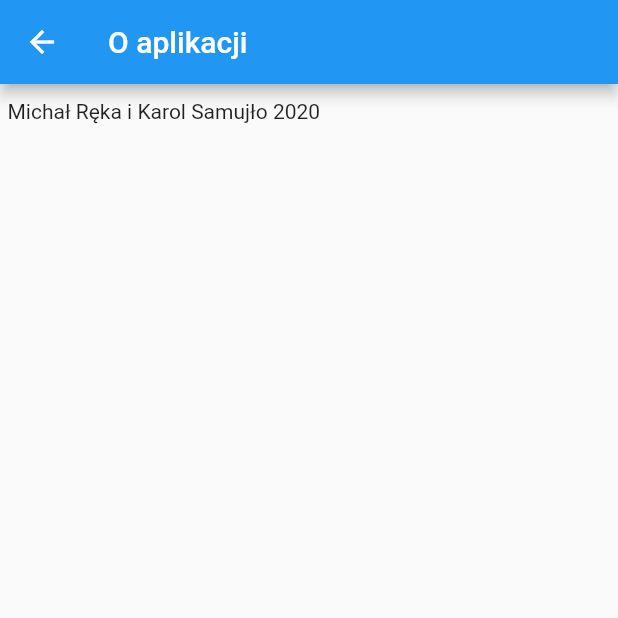
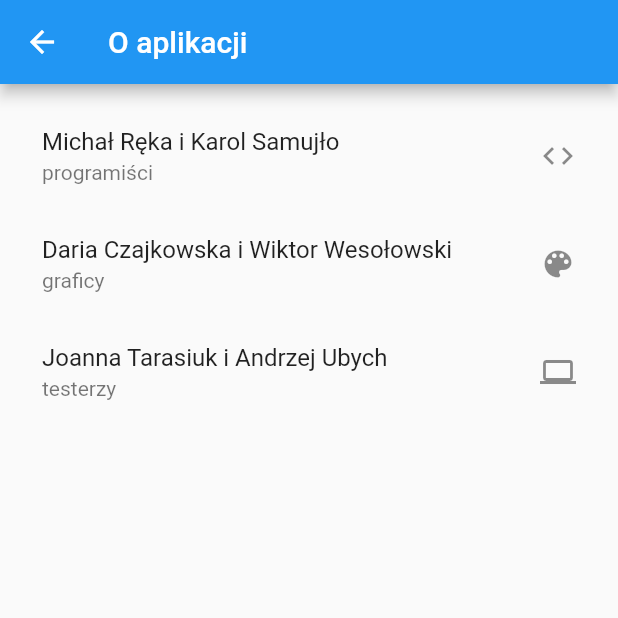
Before and after one commit to octokarol/league, a Flutter app: the AboutScreen screen opened directly, on a phone screen of 412 x 824 dp, the top half of it. Run offline on Flutter 3.47's test engine with Material 2 defaults, Android fonts, the phone set to English and light mode, and no system bars; our stand-ins replace font_awesome_flutter, shared_preferences; accounts and stored records are empty; network calls fail.

Commit message:
new about screen

```diff
--- a/lib/Screens/AboutScreen.dart
+++ b/lib/Screens/AboutScreen.dart
@@ -7,14 +7,27 @@ class AboutScreen extends StatelessWidget {
         appBar: AppBar(
           title: Text("O aplikacji"),
         ),
-      body: Column(
+        body: Container(
+          padding: EdgeInsets.all(12.0),
+          child: Column(
             children: <Widget>[
-          Container(
-            padding: EdgeInsets.symmetric(vertical: 10.0, horizontal: 5.0),
-            child: Text('Michał Ręka i Karol Samujło 2020'),
+              ListTile(
+                title: Text("Michał Ręka i Karol Samujło"),
+                subtitle: Text("programiści"),
+                trailing: Icon(Icons.code),
               ),
+              ListTile(
+                title: Text("Daria Czajkowska i Wiktor Wesołowski"),
+                subtitle: Text("graficy"),
+                trailing: Icon(Icons.color_lens),
+              ),
+              ListTile(
+                title: Text("Joanna Tarasiuk i Andrzej Ubych"),
+                subtitle: Text("testerzy"),
+                trailing: Icon(Icons.computer),
+              )
             ],
           ),
-    );
+        ));
   }
 }
--- a/lib/TabBarTabs/Settings.dart
+++ b/lib/TabBarTabs/Settings.dart
@@ -22,6 +22,7 @@ class Settings extends StatelessWidget {
             ),
             ListTile(
               title: Text("O aplikacji"),
+              trailing: Icon(Icons.arrow_forward),
               subtitle: Text("i jej autorach..."),
               onTap: () {
                 Navigator.push(context,
```
Also changed, not shown: lib/TabBarTabs/ChampionsList.dart (+7 -7 lines), lib/TabBarTabs/MainPage.dart (+11 -11 lines), lib/TabBarTabs/MainPageWithoutWidgets.dart (added, +37 -0 lines). Lines whose indentation alone changed are shown as unchanged.
